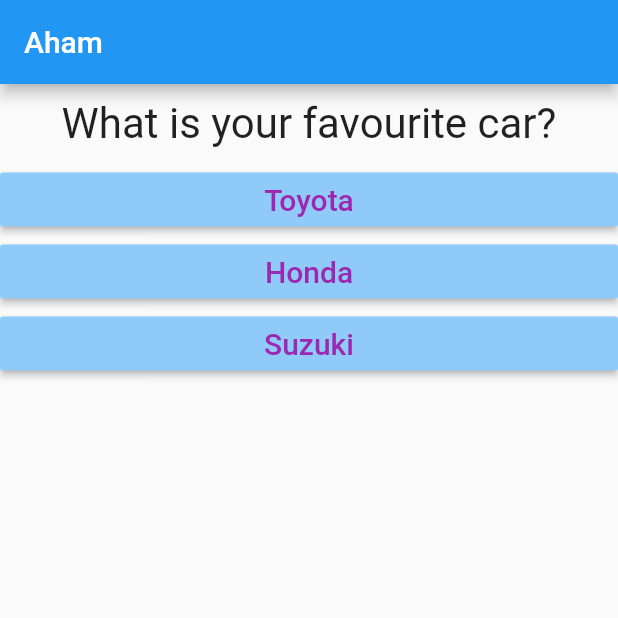
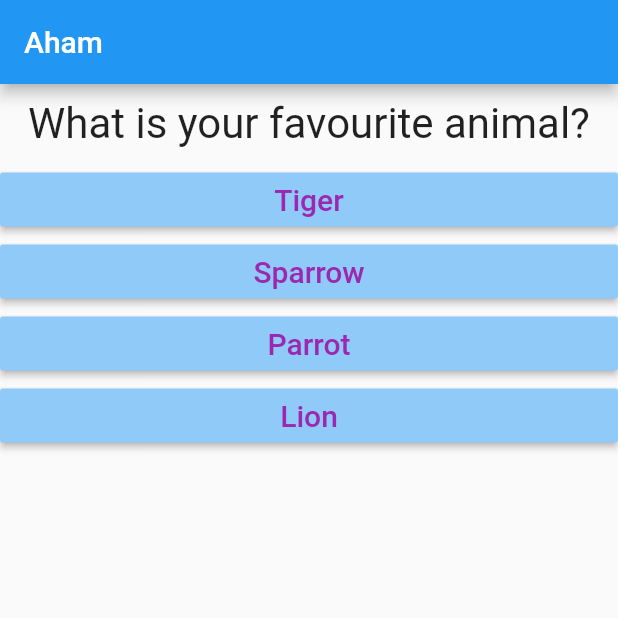
Before and after one commit to ahmer-najam/first_flutter_app, a Flutter app: the screen it shows after launch, after a tap on "Red", after a tap on "Honda", on a phone screen of 412 x 824 dp, the top half of it. Run offline on Flutter 3.47's test engine with Material 2 defaults, Android fonts, the phone set to English and light mode, and no system bars.

Commit message:
2020.12.31.001

```diff
--- a/lib/main.dart
+++ b/lib/main.dart
@@ -13,8 +13,10 @@ class _MyAppState extends State<MyApp> {
   var _questionIndex = 0;
   void _answerQuestion() {
     setState(() {
-      if (_questionIndex == 0) {
+      if (_questionIndex != 2) {
         _questionIndex++;
+      } else {
+        _questionIndex = 0;
       }
     });
     print('Answer chosen!');
@@ -25,7 +27,7 @@ class _MyAppState extends State<MyApp> {
     var questions = [
       {
         'questionText': 'What is your favourite color?',
-        'answers': ['Red', 'Blue' 'Black']
+        'answers': ['Red', 'Blue', 'Black']
       },
       {
         'questionText': 'What is your favourite car?',
@@ -33,7 +35,7 @@ class _MyAppState extends State<MyApp> {
       },
       {
         'questionText': 'What is your favourite animal?',
-        'answers': ['Tiger', 'Sparrow' 'Parrot', 'Lion']
+        'answers': ['Tiger', 'Sparrow', 'Parrot', 'Lion']
       },
     ];
 
```
